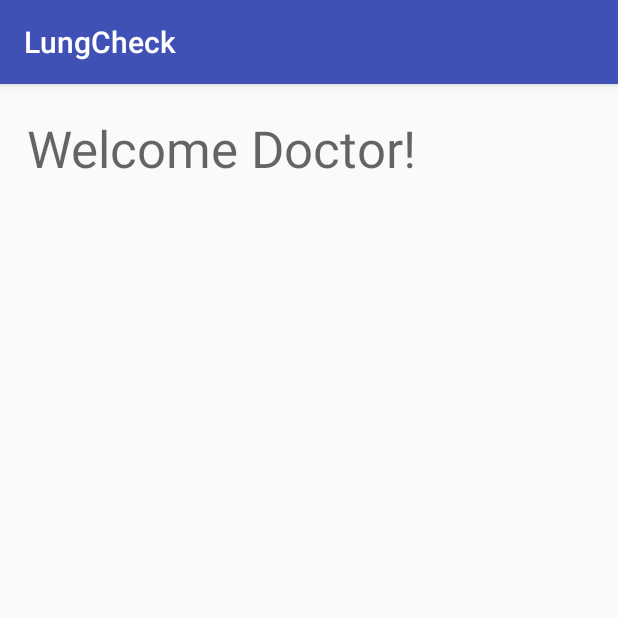
After one commit to HeyangSun/Capstone_LungCheck, an Android app: the DoctorPage1 screen opened directly, with no data from a screen before it, on a phone screen of 412 x 824 dp, the top half of it. The commit adds this screen. Run offline under Robolectric (Android 15) with nearby library versions, the phone set to English and light mode, and no system bars.

Commit message:
created a doctor view page and removed line '<activity android:name=".RecordingPage" />' from AndroidManifest.xml since the page doesnt exist

```diff
--- a/LungCheck/app/build.gradle
+++ b/LungCheck/app/build.gradle
@@ -27,5 +27,6 @@ dependencies {
     })
     compile 'com.android.support:appcompat-v7:24.2.1'
     compile 'com.android.support.constraint:constraint-layout:1.0.2'
+    compile 'com.android.support:design:24.2.1'
     testCompile 'junit:junit:4.12'
 }
--- a/LungCheck/app/src/main/AndroidManifest.xml
+++ b/LungCheck/app/src/main/AndroidManifest.xml
@@ -22,12 +22,13 @@
             </intent-filter>
         </activity>
         <activity android:name=".InstructionsOne" />
-        <activity android:name=".RecordingPage" />
+
         <activity android:name=".DetailedInstructionsOne" />
         <activity android:name=".LogIn" />
         <activity android:name=".RecordingPage1" />
         <activity android:name=".SignUp" />
-        <activity android:name=".SignUpDoctor"></activity>
+        <activity android:name=".SignUpDoctor" />
+        <activity android:name=".DoctorPage1"></activity>
     </application>
 
 </manifest>
--- /dev/null
+++ b/LungCheck/app/src/main/java/com/example/heyang/lungcheck/DoctorPage1.java
@@ -0,0 +1,13 @@
+package com.example.heyang.lungcheck;
+
+import android.support.v7.app.AppCompatActivity;
+import android.os.Bundle;
+
+public class DoctorPage1 extends AppCompatActivity {
+
+    @Override
+    protected void onCreate(Bundle savedInstanceState) {
+        super.onCreate(savedInstanceState);
+        setContentView(R.layout.activity_doctor_page1);
+    }
+}
--- a/LungCheck/app/src/main/java/com/example/heyang/lungcheck/SignUpDoctor.java
+++ b/LungCheck/app/src/main/java/com/example/heyang/lungcheck/SignUpDoctor.java
@@ -22,7 +22,7 @@ public class SignUpDoctor extends AppCompatActivity {
         btnsaveInfo.setOnClickListener(new View.OnClickListener() {
             @Override
             public void onClick(View v) {
-                Intent intent=new Intent(SignUpDoctor.this, InstructionsOne.class);
+                Intent intent=new Intent(SignUpDoctor.this, DoctorPage1.class);
                 startActivity(intent);
             }
         });
--- /dev/null
+++ b/LungCheck/app/src/main/res/layout/activity_doctor_page1.xml
@@ -0,0 +1,25 @@
+<?xml version="1.0" encoding="utf-8"?>
+<android.support.constraint.ConstraintLayout xmlns:android="http://schemas.android.com/apk/res/android"
+    xmlns:app="http://schemas.android.com/apk/res-auto"
+    xmlns:tools="http://schemas.android.com/tools"
+    android:layout_width="match_parent"
+    android:layout_height="match_parent"
+    tools:context="com.example.heyang.lungcheck.DoctorPage1">
+
+    <TextView
+        android:id="@+id/textView2"
+        android:layout_width="wrap_content"
+        android:layout_height="wrap_content"
+        android:text="@string/title_doctorPage1"
+        android:textAppearance="@style/TextAppearance.AppCompat.Display1"
+        android:layout_marginRight="8dp"
+        app:layout_constraintRight_toRightOf="parent"
+        android:layout_marginLeft="8dp"
+        app:layout_constraintLeft_toLeftOf="parent"
+        app:layout_constraintBottom_toBottomOf="parent"
+        android:layout_marginBottom="8dp"
+        app:layout_constraintTop_toTopOf="parent"
+        android:layout_marginTop="8dp"
+        app:layout_constraintHorizontal_bias="0.075"
+        app:layout_constraintVertical_bias="0.017" />
+</android.support.constraint.ConstraintLayout>
--- a/LungCheck/app/src/main/res/values/dimens.xml
+++ b/LungCheck/app/src/main/res/values/dimens.xml
@@ -2,4 +2,5 @@
     <!-- Default screen margins, per the Android Design guidelines. -->
     <dimen name="activity_horizontal_margin">16dp</dimen>
     <dimen name="activity_vertical_margin">16dp</dimen>
+    <dimen name="fab_margin">16dp</dimen>
 </resources>
```
Also changed, not shown: LungCheck/app/src/main/res/values/strings.xml (+8 -6 lines), LungCheck/app/src/main/res/values/styles.xml (+9 -0 lines).
